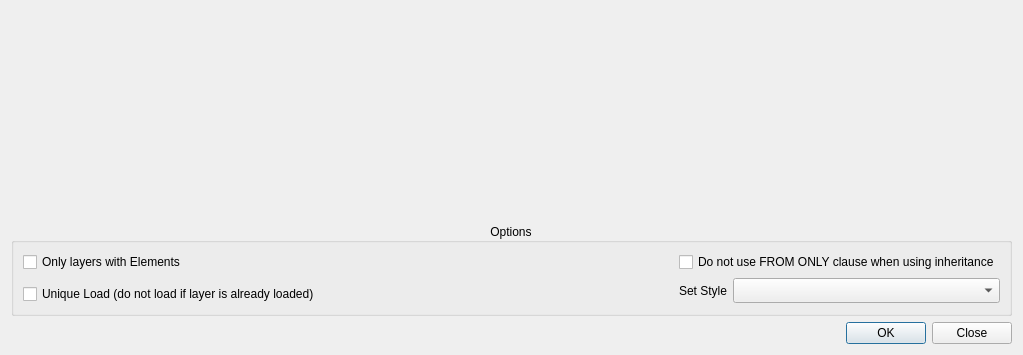
The window that LayerTools/LoadLayersFromServer/loadLayersFromServer.ui (dsgoficial/DsgTools) describes before a commit, drawn with Qt 5.
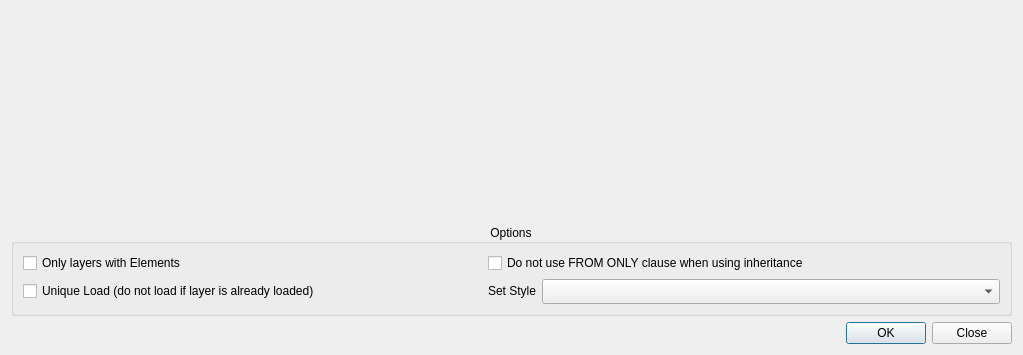
The same window after the commit. Custom widgets are drawn as their Qt base class.

Diff of the .ui file:
```diff
--- a/LayerTools/LoadLayersFromServer/loadLayersFromServer.ui
+++ b/LayerTools/LoadLayersFromServer/loadLayersFromServer.ui
@@ -74,7 +74,7 @@
        <widget class="QCheckBox" name="checkBoxOnlyWithElements">
         <property name="sizePolicy">
          <sizepolicy hsizetype="MinimumExpanding" vsizetype="Fixed">
-          <horstretch>100</horstretch>
+          <horstretch>0</horstretch>
           <verstretch>0</verstretch>
          </sizepolicy>
         </property>
@@ -89,7 +89,7 @@
         </property>
        </widget>
       </item>
-      <item row="0" column="1">
+      <item row="0" column="1" colspan="2">
        <widget class="QCheckBox" name="onlyParentsCheckBox">
         <property name="sizePolicy">
          <sizepolicy hsizetype="MinimumExpanding" vsizetype="Fixed">
@@ -111,9 +111,20 @@
         </property>
        </widget>
       </item>
-      <item row="1" column="1" rowspan="2">
-       <layout class="QHBoxLayout" name="horizontalLayout">
-        <item>
+      <item row="1" column="0">
+       <widget class="QCheckBox" name="uniqueLoadCheckBox">
+        <property name="sizePolicy">
+         <sizepolicy hsizetype="MinimumExpanding" vsizetype="Fixed">
+          <horstretch>0</horstretch>
+          <verstretch>0</verstretch>
+         </sizepolicy>
+        </property>
+        <property name="text">
+         <string>Unique Load (do not load if layer is already loaded)</string>
+        </property>
+       </widget>
+      </item>
+      <item row="1" column="1">
          <widget class="QLabel" name="label">
           <property name="sizePolicy">
            <sizepolicy hsizetype="Fixed" vsizetype="Fixed">
@@ -126,7 +137,7 @@
           </property>
          </widget>
         </item>
-        <item>
+      <item row="1" column="2">
          <widget class="QComboBox" name="styleComboBox">
           <property name="sizePolicy">
            <sizepolicy hsizetype="MinimumExpanding" vsizetype="Fixed">
@@ -143,15 +154,6 @@
          </widget>
         </item>
        </layout>
-      </item>
-      <item row="2" column="0">
-       <widget class="QCheckBox" name="uniqueLoadCheckBox">
-        <property name="text">
-         <string>Unique Load (do not load if layer is already loaded)</string>
-        </property>
-       </widget>
-      </item>
-     </layout>
     </widget>
    </item>
    <item row="3" column="0">
```
Left out of the diff: 2 changed lines with no effect on the pictures. Lines whose indentation alone changed are shown as unchanged.
